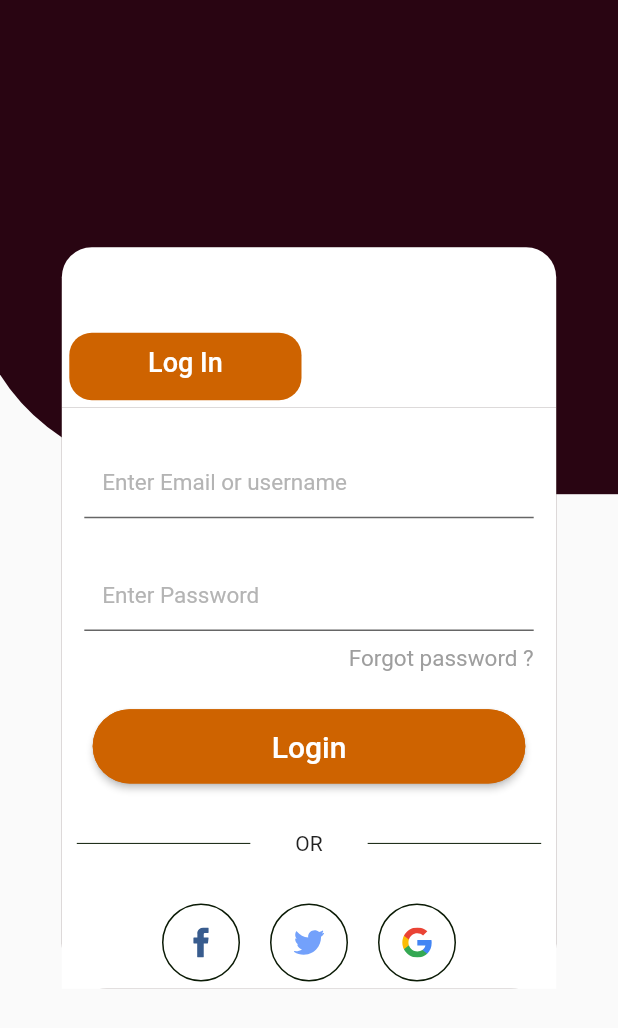
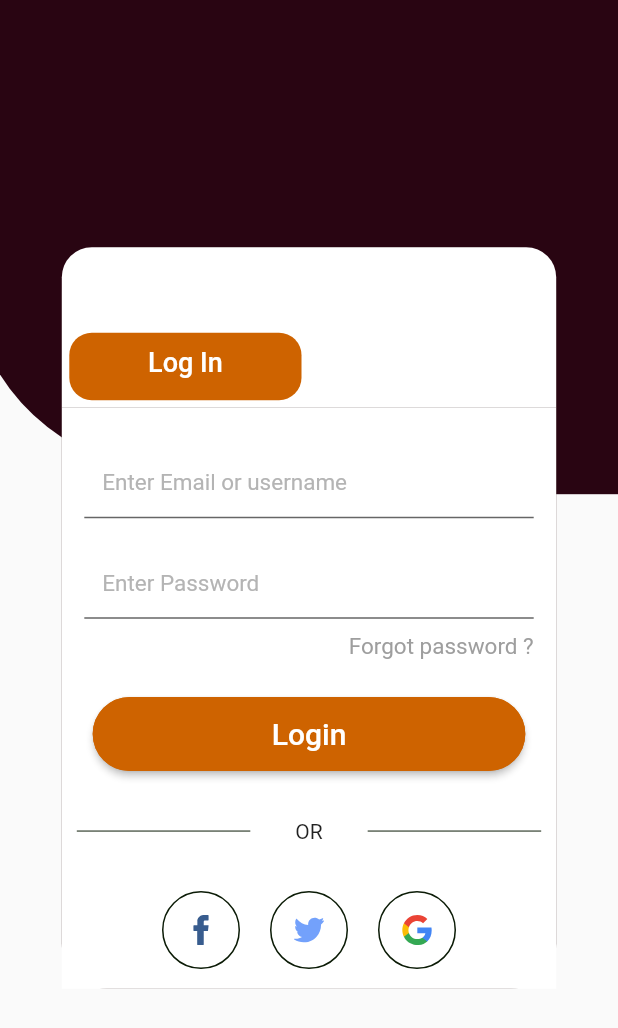
Before and after one commit to emilio-kariuki/youth, a Flutter app: the screen it shows after launch, on a phone screen of 412 x 824 dp. Shown: the top 1028 px of the screen. Run offline on Flutter 3.47's test engine with Material 2 defaults, Android fonts, the phone set to English and light mode, and no system bars; our stand-ins replace flutter_svg, google_fonts; Roboto replaces fonts that are missing (Redressed).

Commit message:
April 3, 2022 5:24 PM

```diff
--- a/lib/Accounts/login.dart
+++ b/lib/Accounts/login.dart
@@ -133,7 +133,7 @@ class _LoginContentsState extends State<LoginContents> {
                           ),
                           SizedBox(
                               height:
-                                  MediaQuery.of(context).size.height * 0.03),
+                                  MediaQuery.of(context).size.height * 0.02),
                           Padding(
                             padding: const EdgeInsets.fromLTRB(15, 1, 15, 0),
                             child: SizedBox(
```
